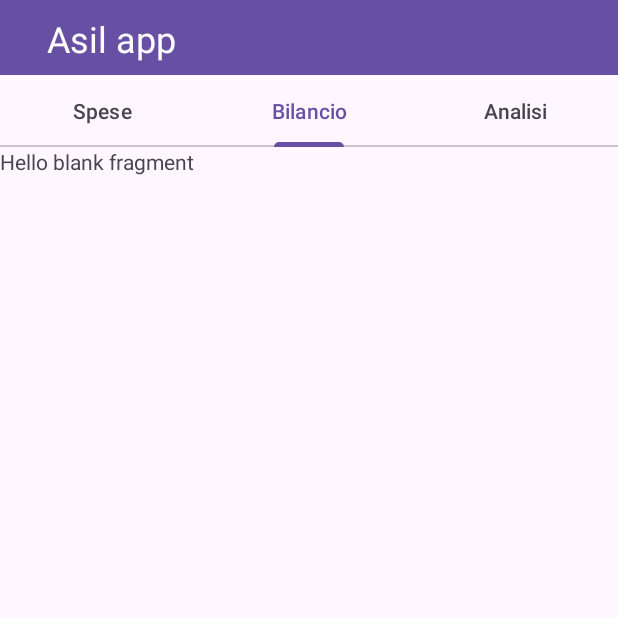
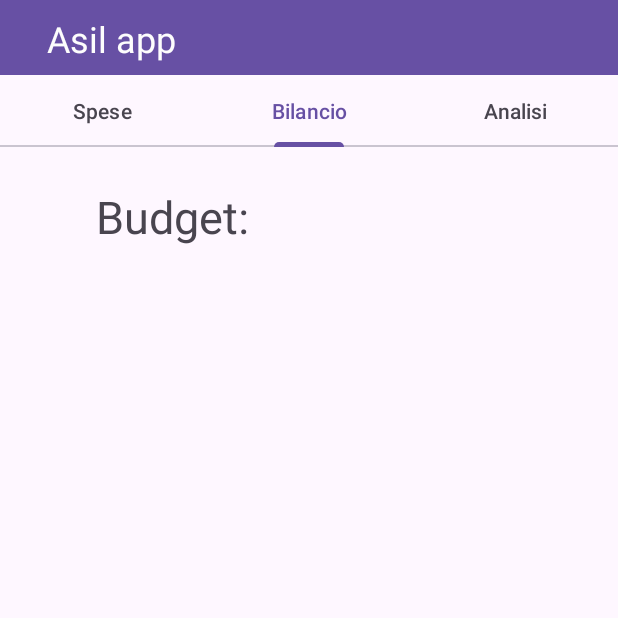
Before and after one commit to martinaminiello/Spese_MyApplication, an Android app: the screen it shows after launch (MainActivity), tab 2 chosen, on a phone screen of 412 x 824 dp, the top half of it. Run offline under Robolectric (Android 15) with nearby library versions, the phone set to English and light mode, and no system bars; our stand-ins replace Firebase (no records; nobody signed in at launch, a user with empty details on screens opened directly).

Commit message:
Implemented Subcollection to allow the storing of document reference as user id and avoid rewriting

```diff
--- a/app/src/main/java/com/example/spese_myapplication/fragments/CalendarViewModel.java
+++ b/app/src/main/java/com/example/spese_myapplication/fragments/CalendarViewModel.java
@@ -2,8 +2,11 @@ package com.example.spese_myapplication.fragments;
 
 import androidx.lifecycle.ViewModel;
 
+import com.example.spese_myapplication.RichiedenteAsilo;
 import com.google.firebase.firestore.CollectionReference;
+import com.google.firebase.firestore.DocumentReference;
 import com.google.firebase.firestore.FirebaseFirestore;
+import com.google.firebase.firestore.Query;
 import com.google.firebase.firestore.QueryDocumentSnapshot;
 
 import java.util.HashMap;
@@ -13,6 +16,13 @@ import java.util.Map;
 public class CalendarViewModel extends ViewModel {
 
     private final FirebaseFirestore db = FirebaseFirestore.getInstance();
+    private Double budget;
+    DocumentReference documentRef = db.collection("Spese").document("0001");
+    CollectionReference itemsCollection = db.collection("Subspese");
+
+    DocumentReference newDocumentReference = itemsCollection.document();
+    String documentId = newDocumentReference.getId();
+
 
     public void addItem(String id, String nome, String tipo, double prezzo, String selectedDate) {
         // Create a map with the data
@@ -25,25 +35,32 @@ public class CalendarViewModel extends ViewModel {
         item.put("prezzo", prezzo);
         item.put("data",selectedDate);
 
+       // updateBudget(prezzo);
+
         // Get a reference to the Firestore collection
-        CollectionReference itemsCollection = db.collection("items");
+
+
 
         // Add the item to Firestore
-        itemsCollection.add(item);
+        documentRef.collection("Subspese").add(item);
+
     }
-    public void deleteItem(String idProdotto) {
-        // Get a reference to the Firestore collection
-        CollectionReference itemsCollection = db.collection("items");
+    public void deleteItem(String parentId, String subcollectionName, String idProdotto) {
+        // Get a reference to the parent document
+        DocumentReference parentDocument = db.collection("Spese").document(parentId);
+
+        // Get a reference to the subcollection
+        CollectionReference subcollection = parentDocument.collection(subcollectionName);
 
         // Create a query to find the document with the specified idProdotto
-        itemsCollection.whereEqualTo("idProdotto", idProdotto)
-                .get()
-                .addOnCompleteListener(task -> {
+        Query query = subcollection.whereEqualTo("idProdotto", idProdotto);
+
+        // Execute the query
+        query.get().addOnCompleteListener(task -> {
             if (task.isSuccessful()) {
-                        // Iterate through the result set
                 for (QueryDocumentSnapshot document : task.getResult()) {
-                            // Get the reference to the document and delete it
-                            itemsCollection.document(document.getId()).delete()
+                    // Get the reference to the document within the subcollection and delete it
+                    subcollection.document(document.getId()).delete()
                             .addOnSuccessListener(aVoid -> {
                                 // Document successfully deleted
                                 System.out.println("DocumentSnapshot successfully deleted!");
@@ -59,4 +76,91 @@ public class CalendarViewModel extends ViewModel {
             }
         });
     }
+    public void addUser() {
+        // Create a map with the data
+
+        Double budget=60.00;
+
+
+        Map<String, Object> RichiedenteAsilo = new HashMap<>();
+
+        RichiedenteAsilo.put("Budget", budget);
+
+
+        // Get a reference to the Firestore collection
+        CollectionReference itemsCollection = db.collection("RichiedenteAsilo");
+
+        // Add the item to Firestore
+        itemsCollection.document("0001").set(RichiedenteAsilo);
     }
+
+  /*  public void updateBudget(double expense) {
+        // Log budget before update
+        System.out.println("Budget before update: " + budget);
+
+        // Deduct the expense from the budget only if budget is not null
+        if (budget != null) {
+            String idUser = "0001";
+            budget -= expense;
+
+            // Log budget after update
+            System.out.println("Budget after update: " + budget);
+
+            // Update the budget in Firestore
+            db.collection("RichiedenteAsilo").document(idUser)
+                    .update("Budget", budget)
+                    .addOnSuccessListener(aVoid -> {
+                        // Budget successfully updated in Firestore
+                        System.out.println("Budget successfully updated!");
+                    })
+                    .addOnFailureListener(e -> {
+                        // Handle errors here
+                        System.out.println("Error updating budget: " + e.getMessage());
+                    });
+        } else {
+            // Handle the case where budget is null
+            System.out.println("Error: Budget is null. Unable to deduct expense.");
+        }
+    }
+
+    private void updateBudgetInternal(double currentBudget, double expense) {
+        String idUser = "0001";
+        budget = currentBudget - expense;
+
+        // Update the budget in Firestore
+        db.collection("RichiedenteAsilo").document(idUser)
+                .update("Budget", budget)
+                .addOnSuccessListener(aVoid -> {
+                    // Budget successfully updated in Firestore
+                    System.out.println("Budget successfully updated!");
+                })
+                .addOnFailureListener(e -> {
+                    // Handle errors here
+                    System.out.println("Error updating budget: " + e.getMessage());
+                });
+    }
+
+    public void getBudget(OnBudgetFetchedListener listener) {
+        String idUser = "0001";
+
+        // Retrieve the budget from Firestore
+        db.collection("RichiedenteAsilo").document(idUser)
+                .get()
+                .addOnSuccessListener(documentSnapshot -> {
+                    if (documentSnapshot.exists()) {
+                        // User document exists
+                        Double budget = documentSnapshot.getDouble("Budget");
+                        if (budget != null) {
+                            // Initialize the budget before notifying the listener
+                            this.budget = budget;
+                            listener.onBudgetFetched(budget);
+                        }
+                    }
+                })
+                .addOnFailureListener(e -> {
+                    // Handle errors here
+                    System.out.println("Error fetching budget: " + e.getMessage());
+                    listener.onBudgetFetchFailed(e.getMessage());
+                });
+    }*/
+}
--- a/app/src/main/java/com/example/spese_myapplication/fragments/EventAdapter.java
+++ b/app/src/main/java/com/example/spese_myapplication/fragments/EventAdapter.java
@@ -60,7 +60,7 @@ public class EventAdapter extends RecyclerView.Adapter<EventAdapter.ViewHolder>
         if (position >= 0 && position < events.size()) {
             Event deletedItem = events.remove(position);
             notifyItemRemoved(position);
-            viewModel.deleteItem(deletedItem.getId());
+            viewModel.deleteItem("0001","Subspese",deletedItem.getId());
         }
     }
 
--- a/app/src/main/java/com/example/spese_myapplication/fragments/SwipeToDeleteCallback.java
+++ b/app/src/main/java/com/example/spese_myapplication/fragments/SwipeToDeleteCallback.java
@@ -29,7 +29,7 @@ public class SwipeToDeleteCallback extends ItemTouchHelper.SimpleCallback {
         int position = viewHolder.getAdapterPosition();
         String idProdotto = String.valueOf(adapter.getItemId(position)); // Assuming you have a method to get the item ID
         adapter.deleteItem(position);
-        viewModel.deleteItem(idProdotto); // Call the deleteItem method in your ViewModel
+        viewModel.deleteItem("0001","Subspese",idProdotto); // Call the deleteItem method in your ViewModel
     }
 
 }
--- a/app/src/main/res/layout/fragment_bilancio.xml
+++ b/app/src/main/res/layout/fragment_bilancio.xml
@@ -1,14 +1,19 @@
 <?xml version="1.0" encoding="utf-8"?>
-<FrameLayout xmlns:android="http://schemas.android.com/apk/res/android"
+<RelativeLayout xmlns:android="http://schemas.android.com/apk/res/android"
     xmlns:tools="http://schemas.android.com/tools"
+    xmlns:app="http://schemas.android.com/apk/res-auto"
     android:layout_width="match_parent"
     android:layout_height="match_parent"
     tools:context=".fragments.BilancioFragment">
 
-    <!-- TODO: Update blank fragment layout -->
     <TextView
-        android:layout_width="match_parent"
-        android:layout_height="match_parent"
-        android:text="@string/hello_blank_fragment" />
-
-</FrameLayout>
+        android:id="@+id/textView2"
+        android:layout_width="wrap_content"
+        android:layout_height="wrap_content"
+        android:layout_alignParentTop="true"
+        android:layout_marginStart="48dp"
+        android:layout_marginTop="10dp"
+        android:padding="16dp"
+        android:text="Budget:"
+        android:textSize="30dp" />
+</RelativeLayout>
```
Also changed, not shown: app/src/main/ic_launcher-playstore.png, app/src/main/res/mipmap-hdpi/ic_launcher.webp, app/src/main/res/mipmap-hdpi/ic_launcher_foreground.webp, app/src/main/res/mipmap-hdpi/ic_launcher_round.webp, app/src/main/res/mipmap-mdpi/ic_launcher.webp, app/src/main/res/mipmap-mdpi/ic_launcher_foreground.webp, app/src/main/res/mipmap-mdpi/ic_launcher_round.webp, app/src/main/res/mipmap-xhdpi/ic_launcher.webp, app/src/main/res/mipmap-xhdpi/ic_launcher_foreground.webp, app/src/main/res/mipmap-xhdpi/ic_launcher_round.webp, app/src/main/res/mipmap-xxhdpi/ic_launcher.webp, app/src/main/res/mipmap-xxhdpi/ic_launcher_foreground.webp, app/src/main/res/mipmap-xxhdpi/ic_launcher_round.webp, app/src/main/res/mipmap-xxxhdpi/ic_launcher.webp, 2 more files. Lines whose indentation alone changed are shown as unchanged.
